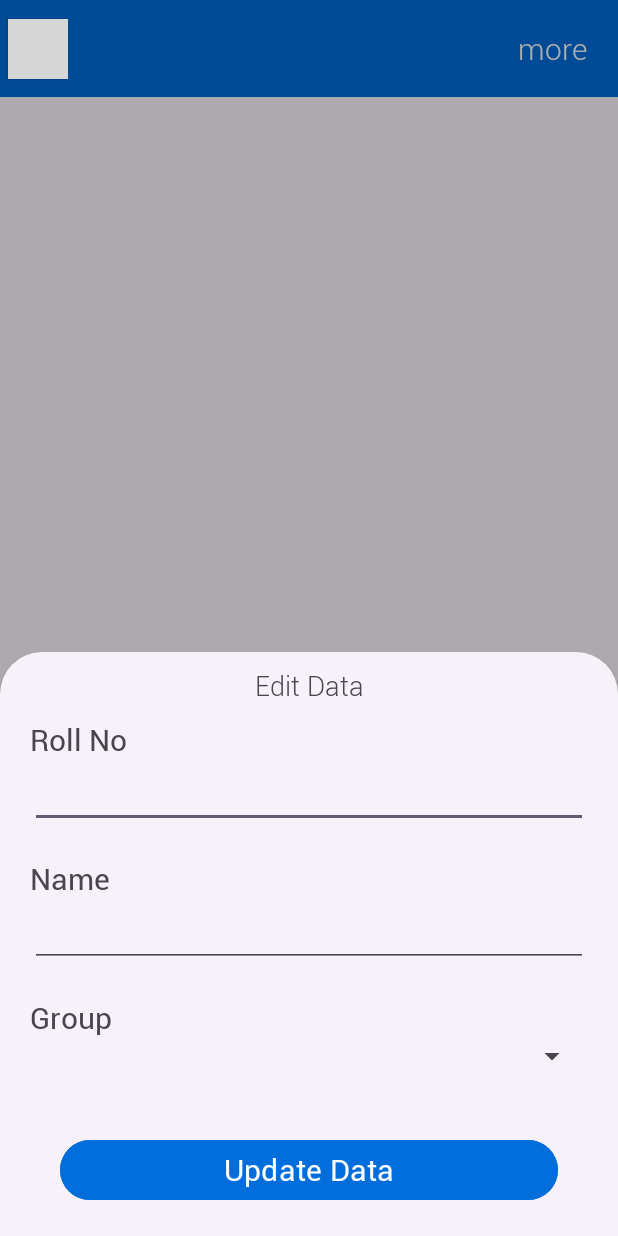
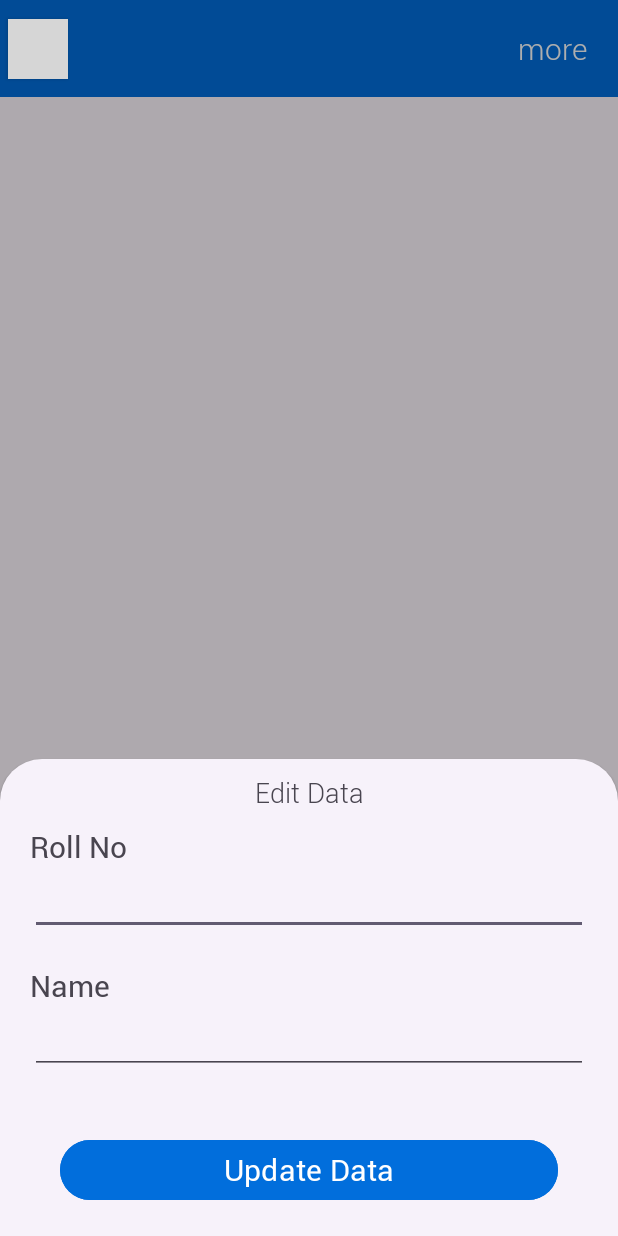
Before and after one commit to Manjindersingh2004/AttendanceApp, an Android app: the fragment BottomDialogUpdateStudentFragment placed in its activity, on a phone screen of 412 x 824 dp. Run offline under Robolectric (Android 15) with nearby library versions, the phone set to English and light mode, and no system bars; 7 statements that could not run were skipped; grey boxes are pictures that could not be loaded.

Commit message:
student with multiple class is done

```diff
--- a/app/src/main/java/com/example/attendanceapp/AdapterViewAttendance.java
+++ b/app/src/main/java/com/example/attendanceapp/AdapterViewAttendance.java
@@ -123,7 +123,7 @@ OnItemClickListener listener;
             public boolean onMenuItemClick(MenuItem item) {
 
                if(item.getItemId()==id1){
-                   removeStudentFromTable(rollno);
+                   removeStudentFromTable(rollno,arraylist.get(0).GROUP);
                    arraylist.remove(pos);
                    notifyItemRemoved(pos);
                    if(listener!=null){
@@ -148,8 +148,8 @@ OnItemClickListener listener;
         popupMenu.show();
     }
 
-    void removeStudentFromTable(String rollno){
-        new DataBaseHelper(context).removeStudent(rollno);
+    void removeStudentFromTable(String rollno,String group){
+        new DataBaseHelper(context).removeStudent(rollno,group);
     }
 
     void putValuesInArrayList() {
--- a/app/src/main/java/com/example/attendanceapp/BottomDialogAddStudentFragment.java
+++ b/app/src/main/java/com/example/attendanceapp/BottomDialogAddStudentFragment.java
@@ -121,7 +121,7 @@ public class BottomDialogAddStudentFragment extends BottomSheetDialogFragment {
 
     private int checkRollnoExists(String rollno) {
         DataBaseHelper db =new DataBaseHelper(getContext());
-        return db.checkRollnoExists(rollno);
+        return db.checkRollnoExists(rollno,group);
     }
 
     public void onDismiss(DialogInterface dialog) {
--- a/app/src/main/java/com/example/attendanceapp/BottomDialogUpdateStudentFragment.java
+++ b/app/src/main/java/com/example/attendanceapp/BottomDialogUpdateStudentFragment.java
@@ -27,7 +27,6 @@ import java.util.ArrayList;
  */
 public class BottomDialogUpdateStudentFragment extends BottomSheetDialogFragment {
     EditText Edtrollno,Edtname;
-    Spinner spinner;
     ArrayList<String> group_list =new ArrayList<>();
     Button btn;
     String rollno,name,group;
@@ -87,28 +86,30 @@ public class BottomDialogUpdateStudentFragment extends BottomSheetDialogFragment
         // Inflate the layout for this fragment
         Edtrollno=view.findViewById(R.id.update_roll_number);
         Edtname=view.findViewById(R.id.update_name);
-        spinner=view.findViewById(R.id.select_group_spinner2);
+
         btn=view.findViewById(R.id.update_btn2);
 
         Edtrollno.setText(EXrollno);
         Edtname.setText(EXname);
 
+        group=EXgroup;
+
         addItemToArrayList();
-        ArrayAdapter arrayAdapter=new ArrayAdapter<>(getContext(), android.R.layout.simple_list_item_1,group_list);
-        spinner.setAdapter(arrayAdapter);
-
-        spinner.setSelection(findIndexOfArray(EXgroup));
-        spinner.setOnItemSelectedListener(new AdapterView.OnItemSelectedListener() {
-            @Override
-            public void onItemSelected(AdapterView<?> parent, View view, int position, long id) {
-                group=group_list.get(position);
-            }
-
-            @Override
-            public void onNothingSelected(AdapterView<?> parent) {
-                group="";
-            }
-        });
+//        ArrayAdapter arrayAdapter=new ArrayAdapter<>(getContext(), android.R.layout.simple_list_item_1,group_list);
+//        spinner.setAdapter(arrayAdapter);
+//
+//        spinner.setSelection(findIndexOfArray(EXgroup));
+//        spinner.setOnItemSelectedListener(new AdapterView.OnItemSelectedListener() {
+//            @Override
+//            public void onItemSelected(AdapterView<?> parent, View view, int position, long id) {
+//                group=group_list.get(position);
+//            }
+//
+//            @Override
+//            public void onNothingSelected(AdapterView<?> parent) {
+//                group="";
+//            }
+//        });
         btn.setOnClickListener(new View.OnClickListener() {
             @Override
             public void onClick(View v) {
@@ -116,7 +117,7 @@ public class BottomDialogUpdateStudentFragment extends BottomSheetDialogFragment
                 name=Edtname.getText().toString();
                 int exist=0;
                 if(!rollno.isEmpty() && !rollno.equals(key))
-                    exist=checkRollnoExists(rollno);
+                    exist=checkRollnoExists(rollno,group);
                 if(name.isEmpty()){
                     Edtname.setError("cannot be empty");
                 }
@@ -155,9 +156,9 @@ public class BottomDialogUpdateStudentFragment extends BottomSheetDialogFragment
         DataBaseHelper db= new DataBaseHelper(getContext());
         group_list =db.fetchGroupTable();
     }
-    private int checkRollnoExists(String rollno) {
+    private int checkRollnoExists(String rollno,String group) {
         DataBaseHelper db =new DataBaseHelper(getContext());
-        return db.checkRollnoExists(rollno);
+        return db.checkRollnoExists(rollno,group);
     }
 
     @Override
--- a/app/src/main/res/layout/fragment_bottom_dialog_update_student.xml
+++ b/app/src/main/res/layout/fragment_bottom_dialog_update_student.xml
@@ -73,25 +73,7 @@
                         android:fontFamily="@font/my_font_roboto_thin"
                         android:inputType="textPersonName"/>
                 </LinearLayout>
-                <LinearLayout
-                    android:layout_width="match_parent"
-                    android:layout_height="wrap_content"
-                    android:orientation="vertical"
-                    android:paddingBottom="20dp"
-                    >
-                    <TextView
-                        android:layout_width="match_parent"
-                        android:layout_height="wrap_content"
-                        android:text="Group"
-                        android:fontFamily="@font/my_font_roboto"
-                        android:textSize="20sp"
-                        />
-                    <Spinner
-                        android:id="@+id/select_group_spinner2"
-                        android:layout_width="match_parent"
-                        android:layout_height="wrap_content"
-                        android:textAlignment="textStart"/>
-                </LinearLayout>
+
                 <Button
                     android:id="@+id/update_btn2"
                     android:layout_width="match_parent"
```
Also changed, not shown: app/src/main/java/com/example/attendanceapp/DataBaseHelper.java (+53 -55 lines).
